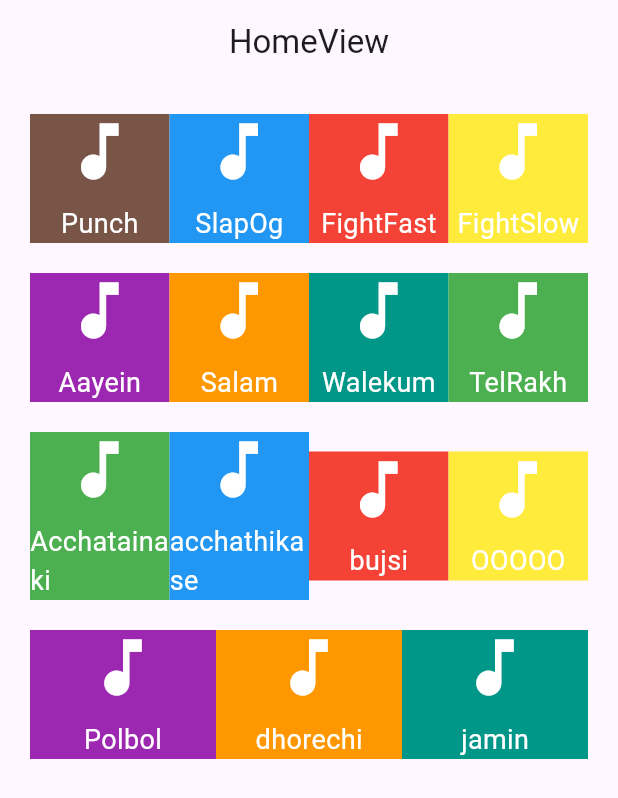
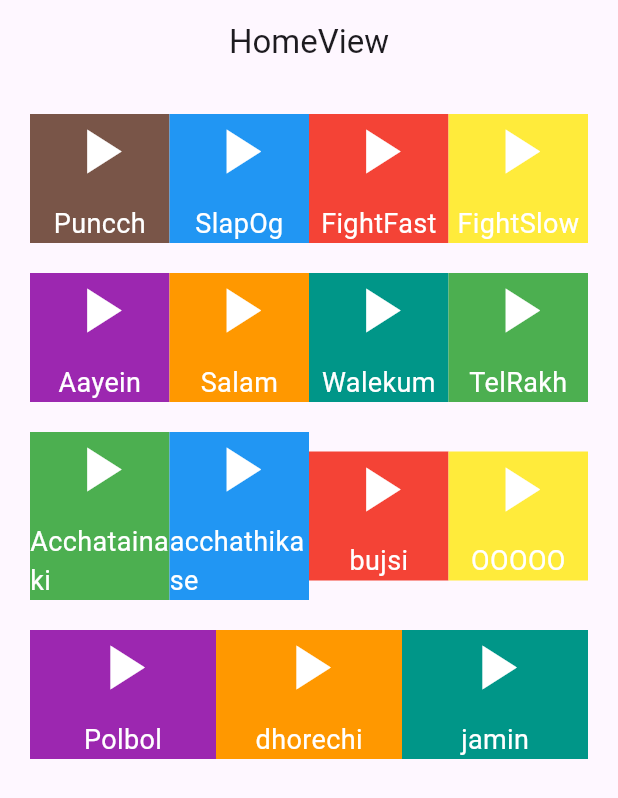
Before and after one commit to mzahin01/ppp, a Flutter app: the screen it shows after launch, on a phone screen of 412 x 824 dp. Shown: the top 798 px of the screen. Run offline on Flutter 3.47's test engine with Material 3 defaults, Android fonts, the phone set to English and light mode, and no system bars; our stand-ins replace audioplayers, get.

Commit message:
fixed play end

```diff
--- a/lib/app/modules/home/views/home_view.dart
+++ b/lib/app/modules/home/views/home_view.dart
@@ -25,7 +25,7 @@ class HomeView extends GetView<HomeController> {
                 ),
                 SoundContainer(
                   fileName: 'Punch.mp3',
-                  containerTitle: 'Punch',
+                  containerTitle: 'Puncch',
                   color: Colors.brown,
                   width: 200.0,
                   controller: controller,
@@ -108,30 +108,30 @@ class HomeView extends GetView<HomeController> {
                 SoundContainer(
                   fileName: 'Acchatainaki.mp3',
                   containerTitle: 'Acchatainaki',
-                  color: Colors.green, // Example color
+                  color: Colors.green,
                   width: 200.0,
-                  controller: controller, // Example width
+                  controller: controller,
                 ),
                 SoundContainer(
                   fileName: 'acchathikase.mp3',
                   containerTitle: 'acchathikase',
-                  color: Colors.blue, // Example color
+                  color: Colors.blue,
                   width: 200.0,
-                  controller: controller, // Example width
+                  controller: controller,
                 ),
                 SoundContainer(
                   fileName: 'bujsi.mp3',
                   containerTitle: 'bujsi',
-                  color: Colors.red, // Example color
+                  color: Colors.red,
                   width: 200.0,
-                  controller: controller, // Example width
+                  controller: controller,
                 ),
                 SoundContainer(
                   fileName: 'OOOOO.mp3',
                   containerTitle: 'OOOOO',
-                  color: Colors.yellow, // Example color
+                  color: Colors.yellow,
                   width: 200.0,
-                  controller: controller, // Example width
+                  controller: controller,
                 ),
                 const SizedBox(
                   width: 20,
@@ -149,23 +149,23 @@ class HomeView extends GetView<HomeController> {
                 SoundContainer(
                   fileName: 'Polbol.mp3',
                   containerTitle: 'Polbol',
-                  color: Colors.purple, // Example color
+                  color: Colors.purple,
                   width: 200.0,
-                  controller: controller, // Example width
+                  controller: controller,
                 ),
                 SoundContainer(
                   fileName: 'dhorechi.mp3',
                   containerTitle: 'dhorechi',
-                  color: Colors.orange, // Example color
+                  color: Colors.orange,
                   width: 200.0,
-                  controller: controller, // Example width
+                  controller: controller,
                 ),
                 SoundContainer(
                   fileName: 'jamin.mp3',
                   containerTitle: 'jamin',
-                  color: Colors.teal, // Example color
+                  color: Colors.teal,
                   width: 200.0,
-                  controller: controller, // Example width
+                  controller: controller,
                 ),
                 const SizedBox(
                   width: 20,
--- a/lib/app/modules/home/widg/widg.dart
+++ b/lib/app/modules/home/widg/widg.dart
@@ -1,7 +1,7 @@
 import 'package:flutter/material.dart';
 import 'package:prank_er_baccha/app/modules/home/controllers/home_controller.dart';
 
-class SoundContainer extends StatelessWidget {
+class SoundContainer extends StatefulWidget {
   final String fileName;
   final String containerTitle;
   final Color? color;
@@ -18,32 +18,49 @@ class SoundContainer extends StatelessWidget {
   }) : super(key: key);
 
   @override
+  State<SoundContainer> createState() => _SoundContainerState();
+}
+
+class _SoundContainerState extends State<SoundContainer> {
+  bool _isPlaying = true;
+
+  updateIsPlaying() {
+    setState(() {
+      _isPlaying = true;
+    });
+  }
+
+  @override
   Widget build(BuildContext context) {
     return Expanded(
       child: Container(
-        width: width,
+        width: widget.width,
         decoration: BoxDecoration(
-          color: color ?? Colors.blue, // Use provided color or default to blue
+          color: widget.color ?? Colors.blue,
         ),
         child: InkWell(
           onTap: () {
-            controller.playSound(fileName);
+            setState(() {
+              _isPlaying = !_isPlaying;
+            });
+            widget.controller
+                .playSound(widget.fileName, _isPlaying, updateIsPlaying);
           },
           child: Column(
             mainAxisAlignment: MainAxisAlignment.center,
             crossAxisAlignment: CrossAxisAlignment.center,
             children: [
-              const Icon(
-                Icons.music_note,
-                size: 50.0, // Increased icon size
+              Icon(
+                _isPlaying ? Icons.play_arrow : Icons.pause,
+                size: 50.0,
                 color: Colors.white,
               ),
               const SizedBox(height: 10.0),
               Text(
-                containerTitle,
+                widget.containerTitle,
                 style: const TextStyle(
                   color: Colors.white,
-                  fontSize: 18.0, // Increased text size
+                  fontSize: 18.0,
                 ),
               ),
             ],
```
Also changed, not shown: lib/app/modules/home/controllers/home_controller.dart (+18 -3 lines).
